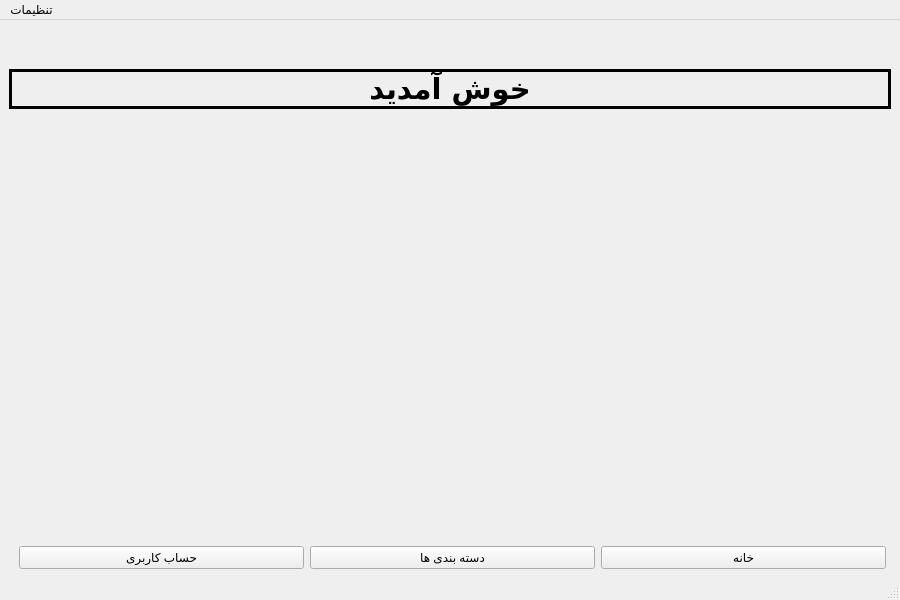
Alireza8hi/Project-DigiKala, file mainwindow.ui: the form before one commit.
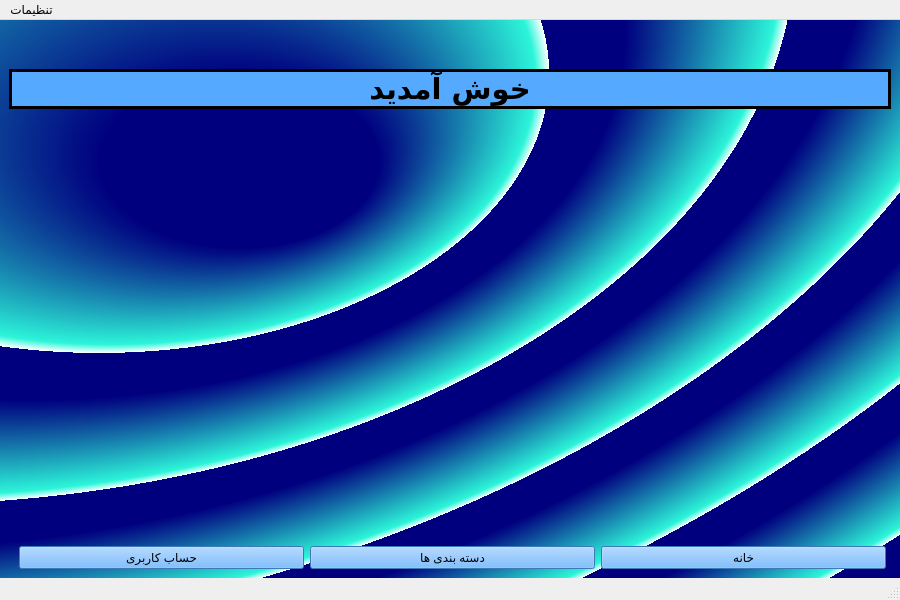
The form after the commit. Icons and pictures are not drawn.

```diff
--- a/mainwindow.ui
+++ b/mainwindow.ui
@@ -37,7 +37,16 @@
   <property name="windowTitle">
    <string>MainWindow</string>
   </property>
+  <property name="autoFillBackground">
+   <bool>false</bool>
+  </property>
+  <property name="styleSheet">
+   <string notr="true"/>
+  </property>
   <widget class="QWidget" name="centralwidget">
+   <property name="styleSheet">
+    <string notr="true">background-color: qradialgradient(spread:repeat, cx:0.11, cy:0.0965909, radius:0.5, fx:0.336643, fy:0.325, stop:0.309859 rgba(0, 0, 127, 255), stop:0.943662 rgba(44, 245, 217, 255), stop:1 rgba(255, 255, 255, 255));</string>
+   </property>
    <layout class="QVBoxLayout" name="verticalLayout">
     <item>
      <spacer name="verticalSpacer_2">
@@ -65,6 +74,10 @@
         <bold>true</bold>
        </font>
       </property>
+      <property name="styleSheet">
+       <string notr="true">color: rgb(0, 0, 0);
+background-color: rgb(85, 170, 255);</string>
+      </property>
       <property name="frameShape">
        <enum>QFrame::Box</enum>
       </property>
@@ -112,6 +125,10 @@
       </item>
       <item>
        <widget class="QPushButton" name="AccountBtn">
+        <property name="styleSheet">
+         <string notr="true">color: rgb(0, 0, 0);
+background-color: rgb(85, 170, 255);</string>
+        </property>
         <property name="text">
          <string>حساب کاربری</string>
         </property>
@@ -119,6 +136,10 @@
       </item>
       <item>
        <widget class="QPushButton" name="CategoryBtn">
+        <property name="styleSheet">
+         <string notr="true">color: rgb(0, 0, 0);
+background-color: rgb(85, 170, 255);</string>
+        </property>
         <property name="text">
          <string>دسته بندی ها</string>
         </property>
@@ -126,6 +147,10 @@
       </item>
       <item>
        <widget class="QPushButton" name="HomeBtn">
+        <property name="styleSheet">
+         <string notr="true">color: rgb(0, 0, 0);
+background-color: rgb(85, 170, 255);</string>
+        </property>
         <property name="text">
          <string>خانه</string>
         </property>
```
